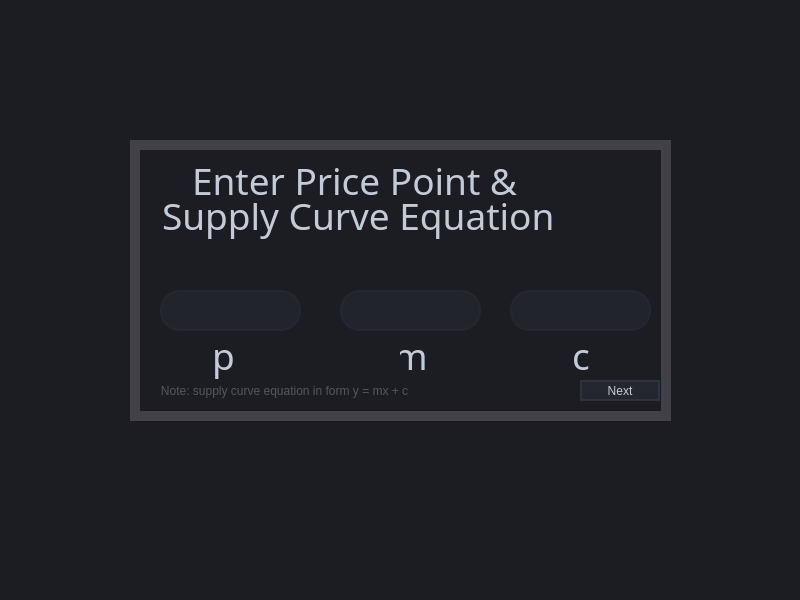
This is Project3Final/enterpmc.ui in loragonzaleze/COP3530Project3 as Qt 5 draws it before an edit. The edited form follows.
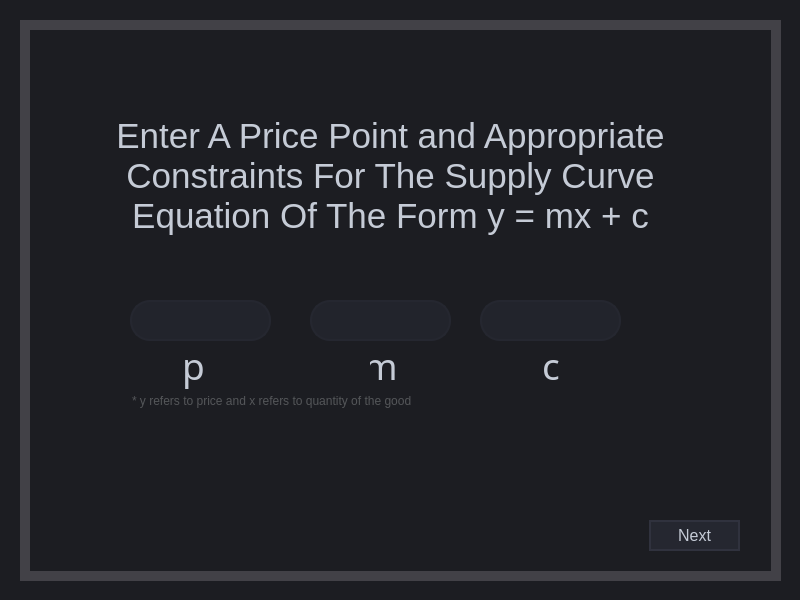
This is the edited form.

What changed in the file:
```diff
--- a/Project3Final/enterpmc.ui
+++ b/Project3Final/enterpmc.ui
@@ -20,10 +20,10 @@
    <widget class="QFrame" name="frame">
     <property name="geometry">
      <rect>
-      <x>130</x>
-      <y>140</y>
-      <width>541</width>
-      <height>281</height>
+      <x>20</x>
+      <y>20</y>
+      <width>761</width>
+      <height>561</height>
      </rect>
     </property>
     <property name="styleSheet">
@@ -39,8 +39,8 @@
     <widget class="QLineEdit" name="textP">
      <property name="geometry">
       <rect>
-       <x>30</x>
-       <y>150</y>
+       <x>110</x>
+       <y>280</y>
        <width>141</width>
        <height>41</height>
       </rect>
@@ -305,281 +305,11 @@
       <bool>true</bool>
      </property>
     </widget>
-    <widget class="QLineEdit" name="lineEdit">
-     <property name="geometry">
-      <rect>
-       <x>60</x>
-       <y>0</y>
-       <width>441</width>
-       <height>81</height>
-      </rect>
-     </property>
-     <property name="palette">
-      <palette>
-       <active>
-        <colorrole role="WindowText">
-         <brush brushstyle="SolidPattern">
-          <color alpha="255">
-           <red>197</red>
-           <green>203</green>
-           <blue>214</blue>
-          </color>
-         </brush>
-        </colorrole>
-        <colorrole role="Button">
-         <brush brushstyle="SolidPattern">
-          <color alpha="0">
-           <red>0</red>
-           <green>0</green>
-           <blue>0</blue>
-          </color>
-         </brush>
-        </colorrole>
-        <colorrole role="Text">
-         <brush brushstyle="SolidPattern">
-          <color alpha="255">
-           <red>197</red>
-           <green>203</green>
-           <blue>214</blue>
-          </color>
-         </brush>
-        </colorrole>
-        <colorrole role="ButtonText">
-         <brush brushstyle="SolidPattern">
-          <color alpha="255">
-           <red>197</red>
-           <green>203</green>
-           <blue>214</blue>
-          </color>
-         </brush>
-        </colorrole>
-        <colorrole role="Base">
-         <brush brushstyle="SolidPattern">
-          <color alpha="0">
-           <red>0</red>
-           <green>0</green>
-           <blue>0</blue>
-          </color>
-         </brush>
-        </colorrole>
-        <colorrole role="Window">
-         <brush brushstyle="SolidPattern">
-          <color alpha="0">
-           <red>0</red>
-           <green>0</green>
-           <blue>0</blue>
-          </color>
-         </brush>
-        </colorrole>
-        <colorrole role="PlaceholderText">
-         <brush brushstyle="NoBrush">
-          <color alpha="128">
-           <red>197</red>
-           <green>203</green>
-           <blue>214</blue>
-          </color>
-         </brush>
-        </colorrole>
-       </active>
-       <inactive>
-        <colorrole role="WindowText">
-         <brush brushstyle="SolidPattern">
-          <color alpha="255">
-           <red>197</red>
-           <green>203</green>
-           <blue>214</blue>
-          </color>
-         </brush>
-        </colorrole>
-        <colorrole role="Button">
-         <brush brushstyle="SolidPattern">
-          <color alpha="0">
-           <red>0</red>
-           <green>0</green>
-           <blue>0</blue>
-          </color>
-         </brush>
-        </colorrole>
-        <colorrole role="Text">
-         <brush brushstyle="SolidPattern">
-          <color alpha="255">
-           <red>197</red>
-           <green>203</green>
-           <blue>214</blue>
-          </color>
-         </brush>
-        </colorrole>
-        <colorrole role="ButtonText">
-         <brush brushstyle="SolidPattern">
-          <color alpha="255">
-           <red>197</red>
-           <green>203</green>
-           <blue>214</blue>
-          </color>
-         </brush>
-        </colorrole>
-        <colorrole role="Base">
-         <brush brushstyle="SolidPattern">
-          <color alpha="0">
-           <red>0</red>
-           <green>0</green>
-           <blue>0</blue>
-          </color>
-         </brush>
-        </colorrole>
-        <colorrole role="Window">
-         <brush brushstyle="SolidPattern">
-          <color alpha="0">
-           <red>0</red>
-           <green>0</green>
-           <blue>0</blue>
-          </color>
-         </brush>
-        </colorrole>
-        <colorrole role="PlaceholderText">
-         <brush brushstyle="NoBrush">
-          <color alpha="128">
-           <red>197</red>
-           <green>203</green>
-           <blue>214</blue>
-          </color>
-         </brush>
-        </colorrole>
-       </inactive>
-       <disabled>
-        <colorrole role="WindowText">
-         <brush brushstyle="SolidPattern">
-          <color alpha="255">
-           <red>197</red>
-           <green>203</green>
-           <blue>214</blue>
-          </color>
-         </brush>
-        </colorrole>
-        <colorrole role="Button">
-         <brush brushstyle="SolidPattern">
-          <color alpha="0">
-           <red>0</red>
-           <green>0</green>
-           <blue>0</blue>
-          </color>
-         </brush>
-        </colorrole>
-        <colorrole role="Text">
-         <brush brushstyle="SolidPattern">
-          <color alpha="255">
-           <red>197</red>
-           <green>203</green>
-           <blue>214</blue>
-          </color>
-         </brush>
-        </colorrole>
-        <colorrole role="ButtonText">
-         <brush brushstyle="SolidPattern">
-          <color alpha="255">
-           <red>197</red>
-           <green>203</green>
-           <blue>214</blue>
-          </color>
-         </brush>
-        </colorrole>
-        <colorrole role="Base">
-         <brush brushstyle="SolidPattern">
-          <color alpha="0">
-           <red>0</red>
-           <green>0</green>
-           <blue>0</blue>
-          </color>
-         </brush>
-        </colorrole>
-        <colorrole role="Window">
-         <brush brushstyle="SolidPattern">
-          <color alpha="0">
-           <red>0</red>
-           <green>0</green>
-           <blue>0</blue>
-          </color>
-         </brush>
-        </colorrole>
-        <colorrole role="PlaceholderText">
-         <brush brushstyle="NoBrush">
-          <color alpha="128">
-           <red>197</red>
-           <green>203</green>
-           <blue>214</blue>
-          </color>
-         </brush>
-        </colorrole>
-       </disabled>
-      </palette>
-     </property>
-     <property name="font">
-      <font>
-       <family>BankGothic Md BT</family>
-       <pointsize>28</pointsize>
-      </font>
-     </property>
-     <property name="focusPolicy">
-      <enum>Qt::NoFocus</enum>
-     </property>
-     <property name="autoFillBackground">
-      <bool>false</bool>
-     </property>
-     <property name="styleSheet">
-      <string notr="true">color: #c5cbd6;
-background: transparent;
-border: transparent;
-</string>
-     </property>
-     <property name="text">
-      <string>Enter Price Point &amp; </string>
-     </property>
-     <property name="frame">
-      <bool>false</bool>
-     </property>
-     <property name="readOnly">
-      <bool>true</bool>
-     </property>
-     <property name="clearButtonEnabled">
-      <bool>false</bool>
-     </property>
-    </widget>
-    <widget class="QLineEdit" name="lineEdit_3">
-     <property name="geometry">
-      <rect>
-       <x>30</x>
-       <y>40</y>
-       <width>521</width>
-       <height>71</height>
-      </rect>
-     </property>
-     <property name="font">
-      <font>
-       <family>BankGothic Md BT</family>
-       <pointsize>28</pointsize>
-      </font>
-     </property>
-     <property name="focusPolicy">
-      <enum>Qt::NoFocus</enum>
-     </property>
-     <property name="styleSheet">
-      <string notr="true">color: #c5cbd6;
-background: transparent;
-border: transparent;
-</string>
-     </property>
-     <property name="text">
-      <string>Supply Curve Equation</string>
-     </property>
-     <property name="readOnly">
-      <bool>true</bool>
-     </property>
-    </widget>
     <widget class="QLineEdit" name="lineEdit_4">
      <property name="geometry">
       <rect>
-       <x>80</x>
-       <y>190</y>
+       <x>160</x>
+       <y>320</y>
        <width>31</width>
        <height>51</height>
       </rect>
@@ -609,8 +339,8 @@
     <widget class="QLineEdit" name="textM">
      <property name="geometry">
       <rect>
-       <x>210</x>
-       <y>150</y>
+       <x>290</x>
+       <y>280</y>
        <width>141</width>
        <height>41</height>
       </rect>
@@ -878,8 +608,8 @@
     <widget class="QLineEdit" name="lineEdit_6">
      <property name="geometry">
       <rect>
-       <x>270</x>
-       <y>190</y>
+       <x>350</x>
+       <y>320</y>
        <width>31</width>
        <height>51</height>
       </rect>
@@ -909,8 +639,8 @@
     <widget class="QLineEdit" name="textC">
      <property name="geometry">
       <rect>
-       <x>380</x>
-       <y>150</y>
+       <x>460</x>
+       <y>280</y>
        <width>141</width>
        <height>41</height>
       </rect>
@@ -1178,8 +908,8 @@
     <widget class="QLineEdit" name="lineEdit_8">
      <property name="geometry">
       <rect>
-       <x>440</x>
-       <y>180</y>
+       <x>520</x>
+       <y>310</y>
        <width>31</width>
        <height>71</height>
       </rect>
@@ -1209,9 +939,9 @@
     <widget class="QLineEdit" name="lineEdit_9">
      <property name="geometry">
       <rect>
-       <x>30</x>
-       <y>240</y>
-       <width>251</width>
+       <x>110</x>
+       <y>370</y>
+       <width>301</width>
        <height>21</height>
       </rect>
      </property>
@@ -1224,7 +954,7 @@
 border: transparent;</string>
      </property>
      <property name="text">
-      <string>* Note: supply curve equation in form y = mx + c</string>
+      <string>* y refers to price and x refers to quantity of the good</string>
      </property>
      <property name="frame">
       <bool>false</bool>
@@ -1236,12 +966,17 @@
     <widget class="QPushButton" name="pushButton">
      <property name="geometry">
       <rect>
-       <x>450</x>
-       <y>240</y>
-       <width>80</width>
-       <height>21</height>
+       <x>629</x>
+       <y>500</y>
+       <width>91</width>
+       <height>31</height>
       </rect>
      </property>
+     <property name="font">
+      <font>
+       <pointsize>12</pointsize>
+      </font>
+     </property>
      <property name="focusPolicy">
       <enum>Qt::WheelFocus</enum>
      </property>
@@ -1263,6 +998,37 @@
       <string>Next</string>
      </property>
     </widget>
+    <widget class="QLabel" name="label">
+     <property name="geometry">
+      <rect>
+       <x>80</x>
+       <y>40</y>
+       <width>581</width>
+       <height>231</height>
+      </rect>
+     </property>
+     <property name="font">
+      <font>
+       <family>Segoe UI Historic</family>
+       <pointsize>26</pointsize>
+      </font>
+     </property>
+     <property name="styleSheet">
+      <string notr="true">color: #c5cbd6;
+background: transparent;
+border: transparent;
+</string>
+     </property>
+     <property name="text">
+      <string>Enter A Price Point and Appropriate Constraints For The Supply Curve Equation Of The Form y = mx + c</string>
+     </property>
+     <property name="alignment">
+      <set>Qt::AlignCenter</set>
+     </property>
+     <property name="wordWrap">
+      <bool>true</bool>
+     </property>
+    </widget>
    </widget>
   </widget>
  </widget>
```
